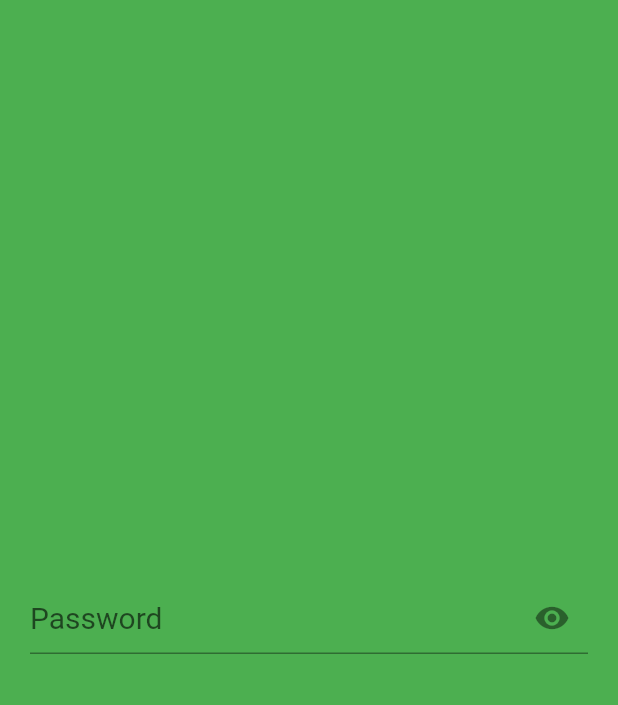
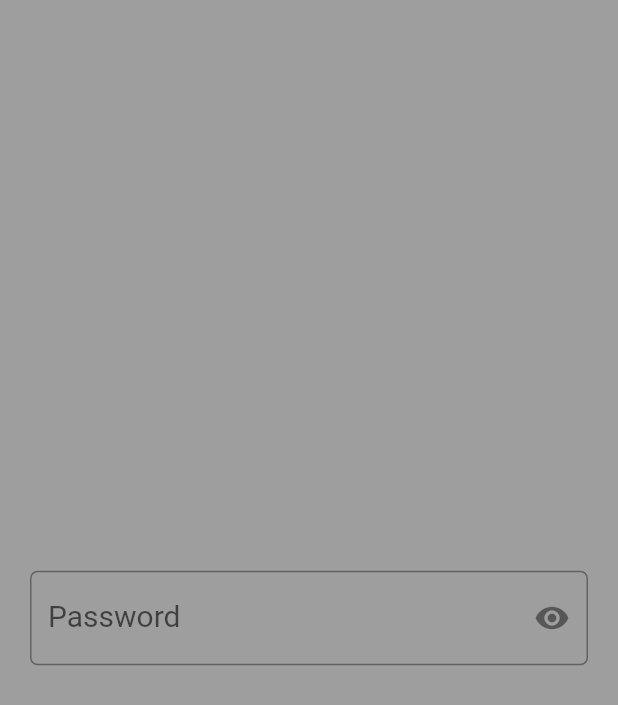
Before and after one commit to maheshj01/passwordfield, a Flutter app: the screen it shows after launch, on a phone screen of 412 x 824 dp. Shown: the top 705 px of the screen. Run offline on Flutter 3.47's test engine with Material 2 defaults, Android fonts, the phone set to English and light mode, and no system bars.

Commit message:
added support for border

```diff
--- a/example/lib/main.dart
+++ b/example/lib/main.dart
@@ -24,11 +24,15 @@ class PasswordApp extends StatelessWidget {
   @override
   Widget build(BuildContext context) {
     return Scaffold(
-        backgroundColor: Colors.green,
+        backgroundColor: Colors.grey,
         body: Padding(
             padding: EdgeInsets.symmetric(horizontal: 20, vertical: 20),
             child: Center(
               child: PasswordField(
+                hasFloatingPlaceholder: true,
+                border: OutlineInputBorder(
+                  borderRadius: BorderRadius.circular(5)
+                ),
                 color: Colors.white,
                 inputStyle: TextStyle(
                   fontSize: 20,
--- a/lib/passwordfield.dart
+++ b/lib/passwordfield.dart
@@ -7,6 +7,8 @@ class PasswordField extends StatefulWidget {
   //if autofocus is true keyboard pops up as soon as the widget is rendered on screen
   // defaults to false
   final bool autoFocus;
+  // Input Border for the password Field
+  final InputBorder border;
   //changes the primary color of the PasswordField
   final Color color;
   // A controller for an editable passwordfield.
@@ -29,6 +31,7 @@ class PasswordField extends StatefulWidget {
 
   PasswordField(
       {this.autoFocus = false,
+      this.border,
       this.color,
       this.controller,
       this.hasFloatingPlaceholder = false,
@@ -74,6 +77,7 @@ class PasswordFieldState extends State<PasswordField> {
         obscureText: obscureText,
         autofocus: widget.autoFocus,
         decoration: InputDecoration(
+          border: widget.border,
             hintText: widget.hasFloatingPlaceholder ? null : widget.hintText,
             hintStyle: widget.hintStyle ?? widget.inputStyle,
             counterText: '',
```
Also changed, not shown: 2 other files.
